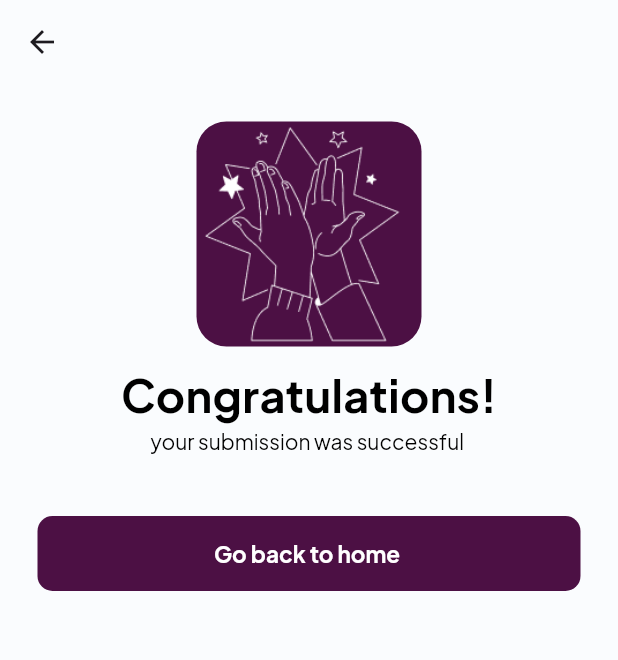
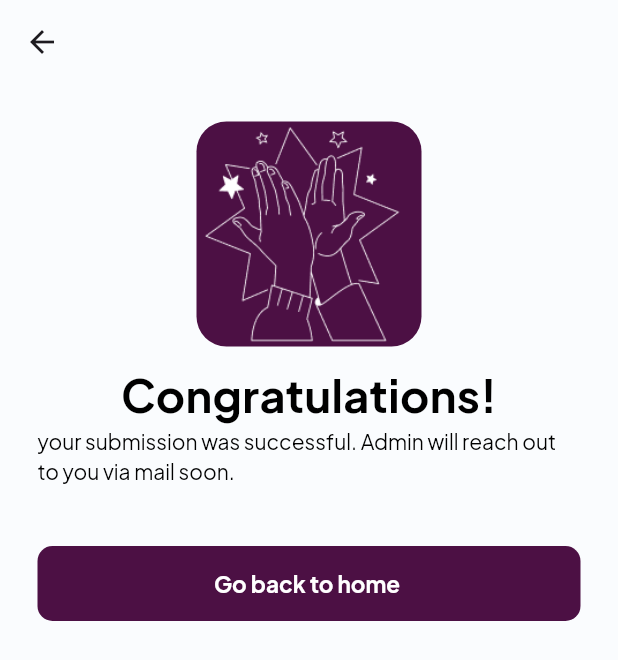
Before and after one commit to Paralexapp/paralex-mobile, a Flutter app: the BondSuccess screen opened by its route, on a phone screen of 412 x 824 dp. Shown: the top 660 px of the screen. Run offline on Flutter 3.47's test engine with Material 3 defaults, Android fonts, the phone set to English and light mode, and no system bars; our stand-ins replace audioplayers, dio, dotted_border, email_validator, fl_chart, flutter_holo_date_picker and 12 more; missing offline and left inert: ffmpeg_kit_flutter, flutter_sound; project files that could hold a hidden picture were left out.

Commit message:
feedback changes.

```diff
--- a/paralex/lib/screens/users/account/pages/Paralegal/bond/bond_success.dart
+++ b/paralex/lib/screens/users/account/pages/Paralegal/bond/bond_success.dart
@@ -42,7 +42,7 @@ class BondSuccess extends StatelessWidget {
               style: FontStyles.headingText.copyWith(color: Colors.black),
             ),
             Text(
-              message ?? "your submission was successful ",
+              message ?? "your submission was successful. Admin will reach out to you via mail soon.",
               style: FontStyles.smallCapsIntro
                   .copyWith(color: Colors.black, letterSpacing: 0, fontSize: 14),
             ),
```
